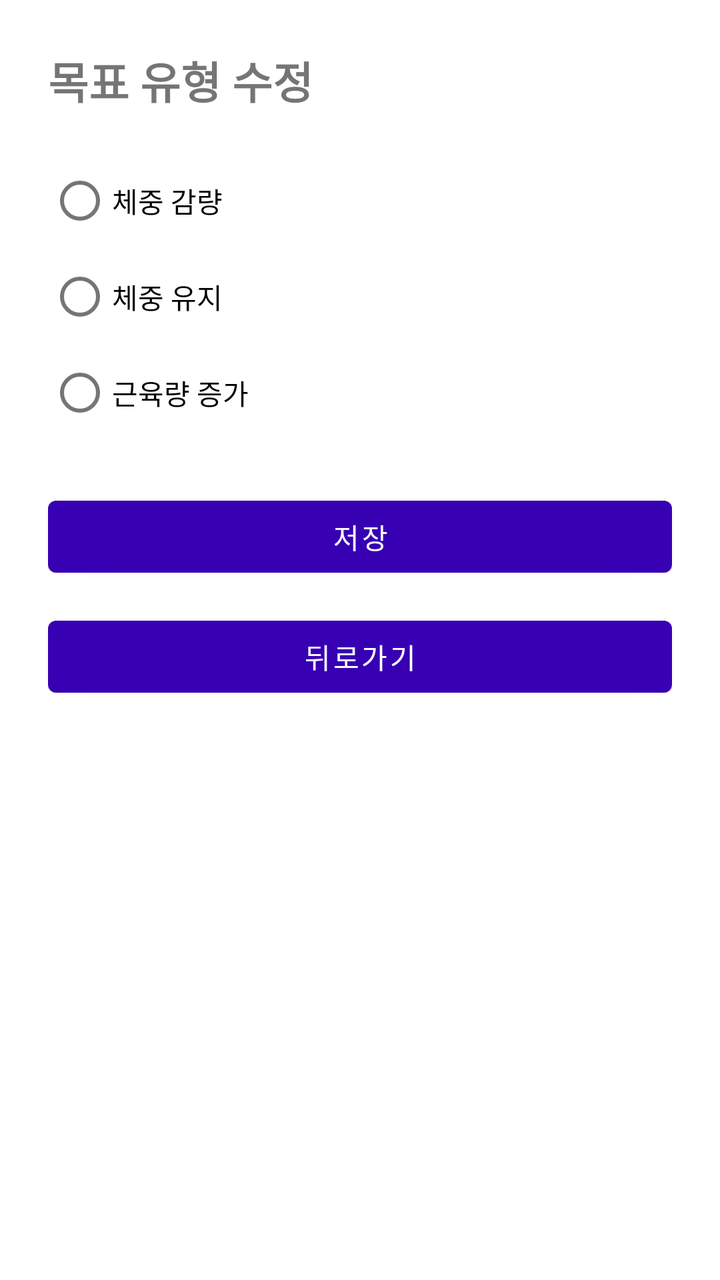
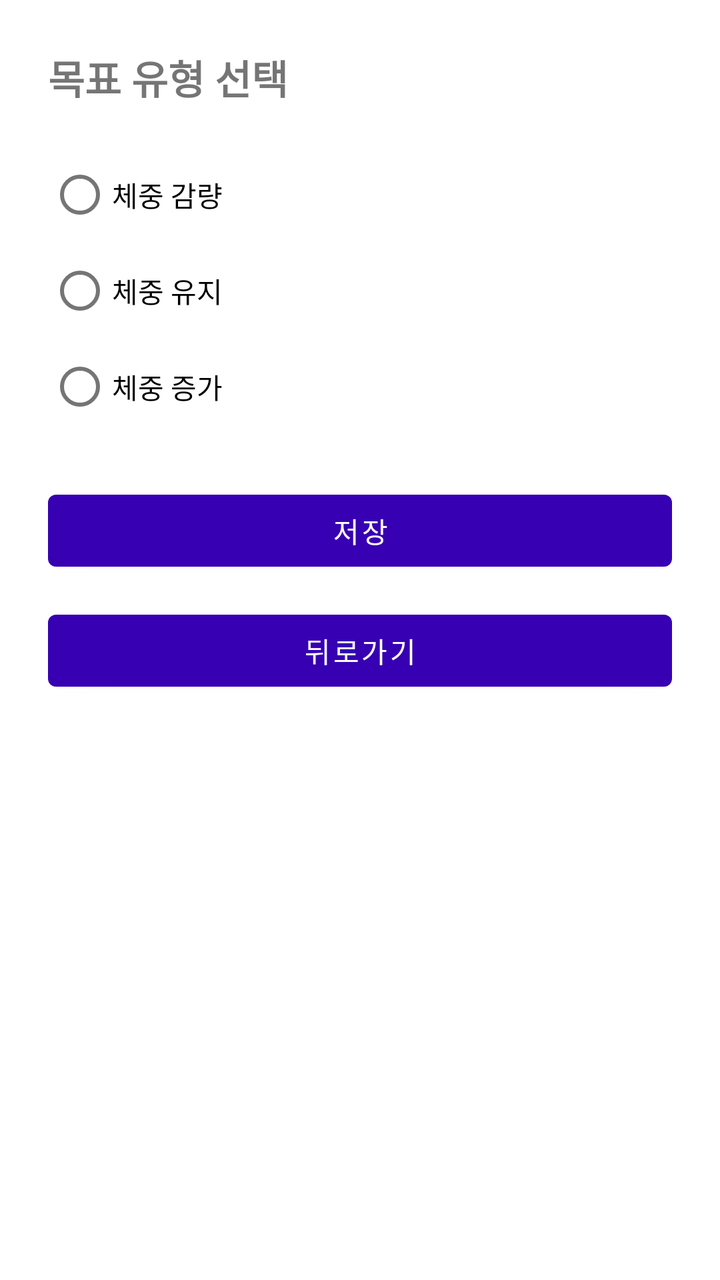

Screens rendered from an Android XML layout before and after an edit, with the pre-edit source and the edit as a unified diff.
<!-- AndroidManifest.xml: application theme Theme.GJGN -->
<!-- res/layout/activity_edit_goal_type.xml -->
<?xml version="1.0" encoding="utf-8"?>
<LinearLayout xmlns:android="http://schemas.android.com/apk/res/android"
    android:orientation="vertical"
    android:padding="24dp"
    android:layout_width="match_parent"
    android:layout_height="match_parent">

    <TextView
        android:text="목표 유형 수정"
        android:textSize="22sp"
        android:textStyle="bold"
        android:layout_marginBottom="20dp"
        android:layout_width="wrap_content"
        android:layout_height="wrap_content"/>

    <RadioGroup
        android:id="@+id/rgGoalType"
        android:layout_width="match_parent"
        android:layout_height="wrap_content">

        <RadioButton
            android:id="@+id/rbLoseWeight"
            android:layout_width="wrap_content"
            android:layout_height="wrap_content"
            android:text="체중 감량" />

        <RadioButton
            android:id="@+id/rbMaintain"
            android:layout_width="wrap_content"
            android:layout_height="wrap_content"
            android:text="체중 유지" />

        <RadioButton
            android:id="@+id/rbGainMuscle"
            android:layout_width="wrap_content"
            android:layout_height="wrap_content"
            android:text="근육량 증가" />
    </RadioGroup>

    <com.google.android.material.button.MaterialButton
        android:id="@+id/btnSave"
        android:text="저장"
        android:layout_width="match_parent"
        android:layout_height="wrap_content"
        android:layout_marginTop="24dp"/>

    <com.google.android.material.button.MaterialButton
        android:id="@+id/btnBack"
        android:text="뒤로가기"
        android:layout_width="match_parent"
        android:layout_height="wrap_content"
        android:layout_marginTop="12dp"/>
</LinearLayout>
<!-- resources referenced by this layout -->
<resources>
  <style name="Theme.GJGN" parent="Theme.MaterialComponents.DayNight.NoActionBar">
          
          <item name="colorPrimary">@color/purple_700</item>
          <item name="colorPrimaryVariant">@color/purple_700</item>
          <item name="colorOnPrimary">@android:color/white</item>
          <item name="colorSecondary">@color/teal_700</item>
          <item name="android:windowMinWidthMajor">320dp</item>
          <item name="android:windowMinWidthMinor">320dp</item>
      </style>
  <color name="purple_700">#FF3700B3</color>
  <color name="teal_700">#FF018786</color>
</resources>

<!-- the commit's change to res/layout/activity_edit_goal_type.xml (unified diff, before → after) -->
@@ -6,35 +6,35 @@
     android:layout_height="match_parent">
 
     <TextView
-        android:text="목표 유형 수정"
-        android:textSize="22sp"
+        android:text="목표 유형 선택"
+        android:textSize="20sp"
         android:textStyle="bold"
         android:layout_marginBottom="20dp"
         android:layout_width="wrap_content"
         android:layout_height="wrap_content"/>
 
     <RadioGroup
-        android:id="@+id/rgGoalType"
+        android:id="@+id/radioGroupGoalType"
         android:layout_width="match_parent"
         android:layout_height="wrap_content">
 
         <RadioButton
             android:id="@+id/rbLoseWeight"
+            android:text="체중 감량"
             android:layout_width="wrap_content"
-            android:layout_height="wrap_content"
-            android:text="체중 감량" />
+            android:layout_height="wrap_content" />
 
         <RadioButton
-            android:id="@+id/rbMaintain"
+            android:id="@+id/rbKeepWeight"
+            android:text="체중 유지"
             android:layout_width="wrap_content"
-            android:layout_height="wrap_content"
-            android:text="체중 유지" />
+            android:layout_height="wrap_content" />
 
         <RadioButton
-            android:id="@+id/rbGainMuscle"
+            android:id="@+id/rbGainWeight"
+            android:text="체중 증가"
             android:layout_width="wrap_content"
-            android:layout_height="wrap_content"
-            android:text="근육량 증가" />
+            android:layout_height="wrap_content" />
     </RadioGroup>
 
     <com.google.android.material.button.MaterialButton
@@ -42,12 +42,13 @@
         android:text="저장"
         android:layout_width="match_parent"
         android:layout_height="wrap_content"
-        android:layout_marginTop="24dp"/>
+        android:layout_marginTop="24dp" />
 
     <com.google.android.material.button.MaterialButton
         android:id="@+id/btnBack"
         android:text="뒤로가기"
         android:layout_width="match_parent"
         android:layout_height="wrap_content"
-        android:layout_marginTop="12dp"/>
+        android:layout_marginTop="12dp" />
+
 </LinearLayout>
